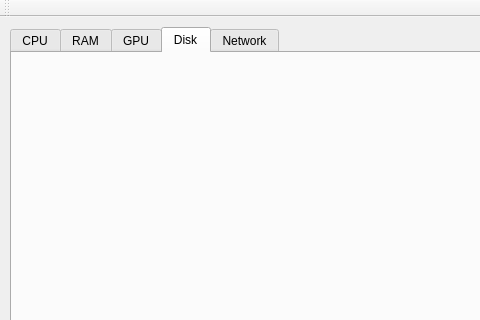
vlmarkov/QT-projects, file SystemMonitor-app/mainwindow.ui: the form before one commit; both pictures show x 0 to 480 and y 0 to 320 of the 736 by 610 pixel window.
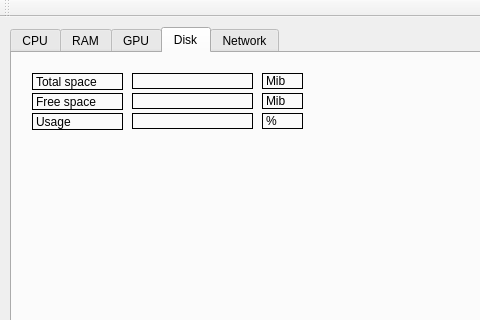
The form after the commit. The open tabs and pages were chosen to show the change. Custom widgets are drawn as their Qt base class.

What changed in the file:
```diff
--- a/SystemMonitor-app/mainwindow.ui
+++ b/SystemMonitor-app/mainwindow.ui
@@ -668,6 +668,168 @@
      <attribute name="title">
       <string>Disk</string>
      </attribute>
+     <widget class="QLabel" name="TotalSpace_label">
+      <property name="geometry">
+       <rect>
+        <x>20</x>
+        <y>20</y>
+        <width>91</width>
+        <height>17</height>
+       </rect>
+      </property>
+      <property name="frameShape">
+       <enum>QFrame::Box</enum>
+      </property>
+      <property name="text">
+       <string>Total space</string>
+      </property>
+     </widget>
+     <widget class="QLabel" name="UsageSpace_txt">
+      <property name="geometry">
+       <rect>
+        <x>120</x>
+        <y>60</y>
+        <width>121</width>
+        <height>16</height>
+       </rect>
+      </property>
+      <property name="frameShape">
+       <enum>QFrame::Box</enum>
+      </property>
+      <property name="text">
+       <string/>
+      </property>
+      <property name="scaledContents">
+       <bool>false</bool>
+      </property>
+     </widget>
+     <widget class="QLabel" name="Usage_label_7">
+      <property name="geometry">
+       <rect>
+        <x>250</x>
+        <y>40</y>
+        <width>41</width>
+        <height>16</height>
+       </rect>
+      </property>
+      <property name="frameShape">
+       <enum>QFrame::Box</enum>
+      </property>
+      <property name="text">
+       <string>Mib</string>
+      </property>
+      <property name="scaledContents">
+       <bool>false</bool>
+      </property>
+     </widget>
+     <widget class="QLabel" name="FreeSpace_label">
+      <property name="geometry">
+       <rect>
+        <x>20</x>
+        <y>40</y>
+        <width>91</width>
+        <height>17</height>
+       </rect>
+      </property>
+      <property name="frameShape">
+       <enum>QFrame::Box</enum>
+      </property>
+      <property name="text">
+       <string>Free space</string>
+      </property>
+     </widget>
+     <widget class="QLabel" name="FreeSpace_txt">
+      <property name="geometry">
+       <rect>
+        <x>120</x>
+        <y>40</y>
+        <width>121</width>
+        <height>16</height>
+       </rect>
+      </property>
+      <property name="frameShape">
+       <enum>QFrame::Box</enum>
+      </property>
+      <property name="text">
+       <string/>
+      </property>
+      <property name="scaledContents">
+       <bool>false</bool>
+      </property>
+     </widget>
+     <widget class="QLabel" name="UsageSpace_label">
+      <property name="geometry">
+       <rect>
+        <x>20</x>
+        <y>60</y>
+        <width>91</width>
+        <height>17</height>
+       </rect>
+      </property>
+      <property name="frameShape">
+       <enum>QFrame::Box</enum>
+      </property>
+      <property name="text">
+       <string>Usage</string>
+      </property>
+     </widget>
+     <widget class="QLabel" name="Usage_label_8">
+      <property name="geometry">
+       <rect>
+        <x>250</x>
+        <y>20</y>
+        <width>41</width>
+        <height>16</height>
+       </rect>
+      </property>
+      <property name="frameShape">
+       <enum>QFrame::Box</enum>
+      </property>
+      <property name="text">
+       <string>Mib</string>
+      </property>
+      <property name="scaledContents">
+       <bool>false</bool>
+      </property>
+     </widget>
+     <widget class="QLabel" name="TotalSpace_txt">
+      <property name="geometry">
+       <rect>
+        <x>120</x>
+        <y>20</y>
+        <width>121</width>
+        <height>16</height>
+       </rect>
+      </property>
+      <property name="frameShape">
+       <enum>QFrame::Box</enum>
+      </property>
+      <property name="text">
+       <string/>
+      </property>
+      <property name="scaledContents">
+       <bool>false</bool>
+      </property>
+     </widget>
+     <widget class="QLabel" name="Usage_label_9">
+      <property name="geometry">
+       <rect>
+        <x>250</x>
+        <y>60</y>
+        <width>41</width>
+        <height>16</height>
+       </rect>
+      </property>
+      <property name="frameShape">
+       <enum>QFrame::Box</enum>
+      </property>
+      <property name="text">
+       <string>%</string>
+      </property>
+      <property name="scaledContents">
+       <bool>false</bool>
+      </property>
+     </widget>
     </widget>
     <widget class="QWidget" name="NetTab">
      <attribute name="title">
```
Left out of the diff: 6 changed lines with no effect on the pictures.
